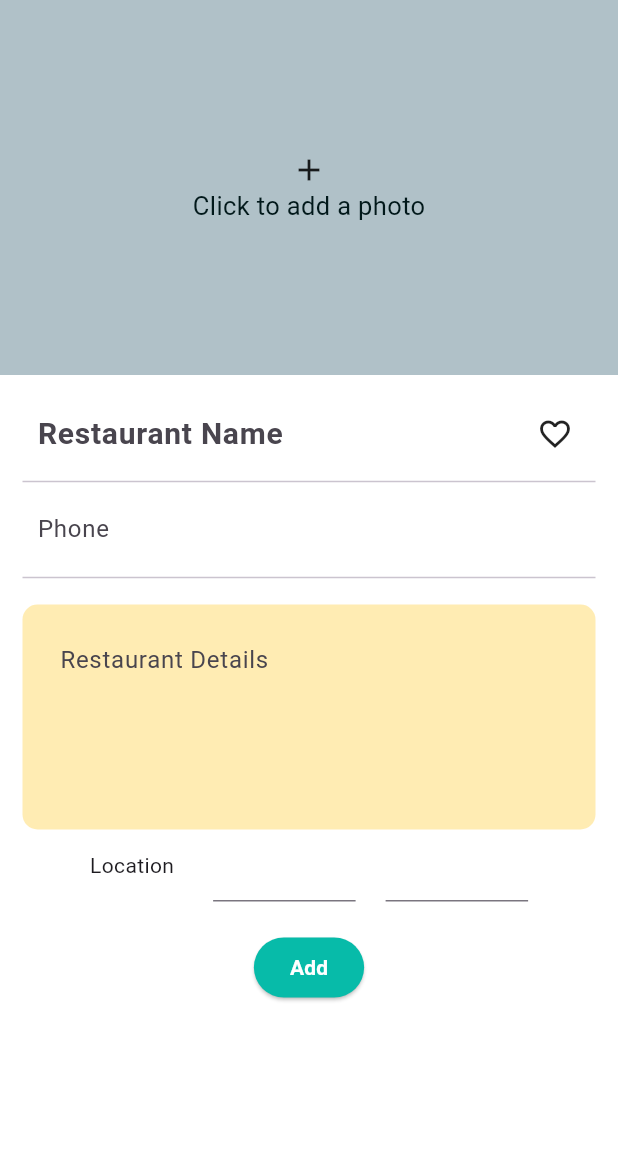
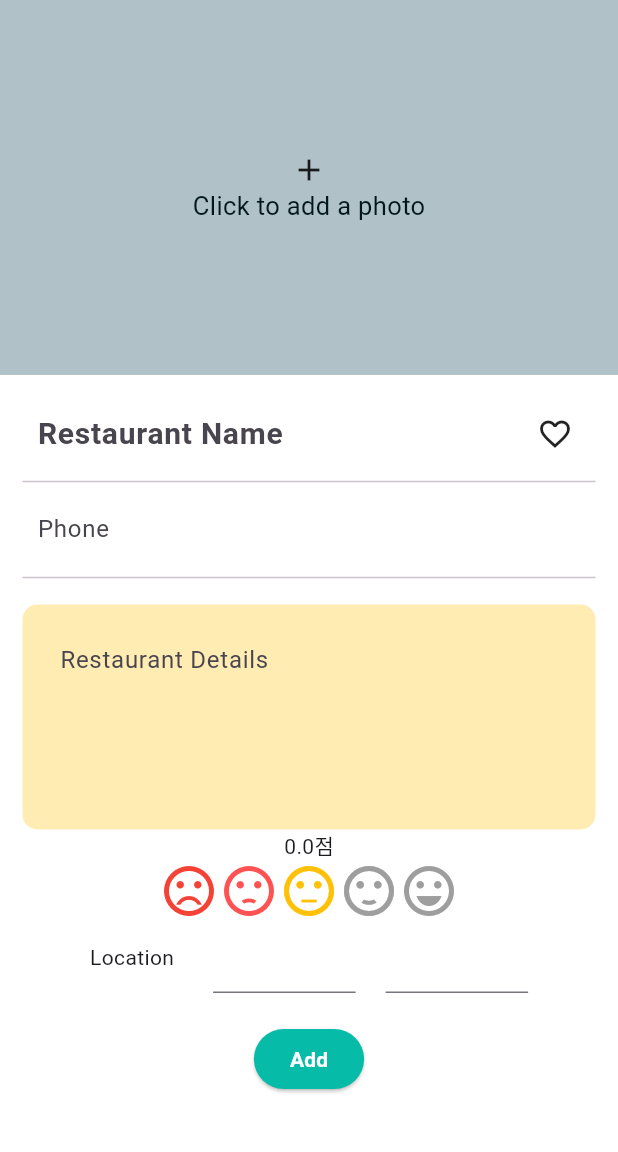
Before and after one commit to Angie-st/musteat_team, a Flutter app: the MustEatInsert screen opened directly, on a phone screen of 412 x 824 dp, the part 84-1236 px from its top. Run offline on Flutter 3.47's test engine with Material 3 defaults, Android fonts, the light colour scheme and no system bars; drawn by our look-alikes of flutter_rating_bar; our stand-ins replace flutter_map, flutter_slidable, geocoding, geolocator, get, get_storage and 3 more; accounts and stored records are empty.

Commit message:
modify insert

```diff
--- a/must_eat_place_app/lib/view/must_eat_insert.dart
+++ b/must_eat_place_app/lib/view/must_eat_insert.dart
@@ -7,6 +7,7 @@ import 'package:must_eat_place_app/vm/database_handler.dart';
 import 'package:geolocator/geolocator.dart';
 import 'package:http/http.dart' as http;
 import 'package:intl/intl.dart';
+import 'package:flutter_rating_bar/flutter_rating_bar.dart';
 
 class MustEatInsert extends StatefulWidget {
   const MustEatInsert({super.key});
@@ -177,6 +178,24 @@ class _MustEatInsertState extends State<MustEatInsert> {
                         height: 10,
                       ),
                       addBox(),
+                      Text('${evaluate}점'),
+                      Row(
+                        mainAxisAlignment: MainAxisAlignment.center,
+                        children: [
+                          RatingBar.builder(
+                            initialRating: 3,
+                            itemCount: 5,
+                            itemBuilder: (context, index) {
+                              return checkRating(index);
+                            },
+                            onRatingUpdate: (rating) {
+                              setState(() {
+                                evaluate = rating; // rating 값 업데이트
+                              });
+                            },
+                          ),
+                        ],
+                      ),
                       Row(
                         mainAxisAlignment: MainAxisAlignment.center,
                         children: [
@@ -269,6 +288,41 @@ class _MustEatInsertState extends State<MustEatInsert> {
     );
   }
 
+  checkRating(int index) {
+    switch (index) {
+      case 0:
+        return const Icon(
+          Icons.sentiment_very_dissatisfied,
+          color: Colors.red,
+        );
+      case 1:
+        return const Icon(
+          Icons.sentiment_dissatisfied,
+          color: Colors.redAccent,
+        );
+      case 2:
+        return const Icon(
+          Icons.sentiment_neutral,
+          color: Colors.amber,
+        );
+      case 3:
+        return const Icon(
+          Icons.sentiment_satisfied,
+          color: Colors.lightGreen,
+        );
+      case 4:
+        return const Icon(
+          Icons.sentiment_very_satisfied,
+          color: Colors.green,
+        );
+      default:
+        return const Icon(
+          Icons.sentiment_satisfied,
+          color: Colors.lightGreen,
+        );
+    }
+  }
+
   getImageFromGallery(ImageSource imageSource) async {
     final XFile? pickedFile = await picker.pickImage(source: imageSource);
     imageFile = XFile(pickedFile!.path);
--- a/must_eat_place_app/pubspec.yaml
+++ b/must_eat_place_app/pubspec.yaml
@@ -57,8 +57,9 @@ dependencies:
   # 지도 현위치로 옮기기
   latlong2: ^0.9.1
 
-  http: ^1.2.2
   intl: ^0.19.0
+  # rating_bar
+  flutter_rating_bar: ^4.0.1
 
 dev_dependencies:
   flutter_test:
```
Also changed, not shown: must_eat_place_app/pubspec.lock.
